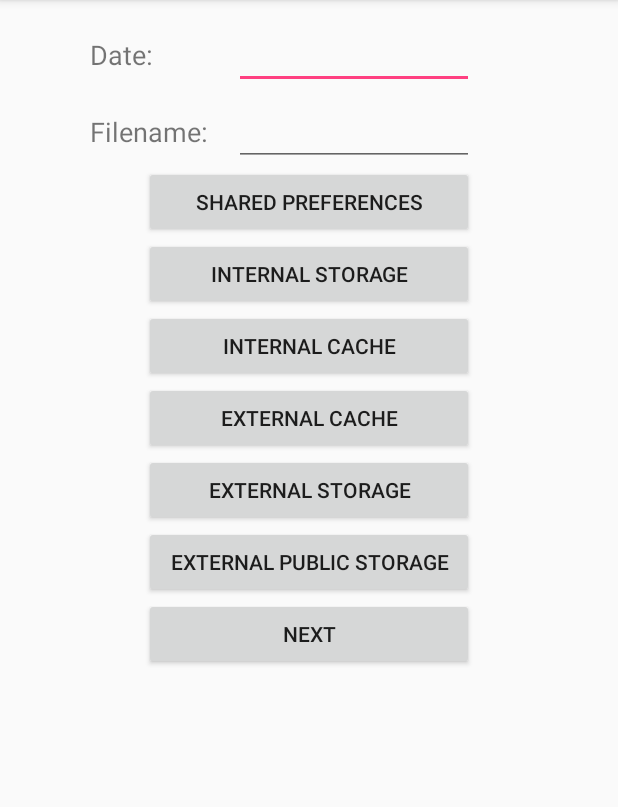
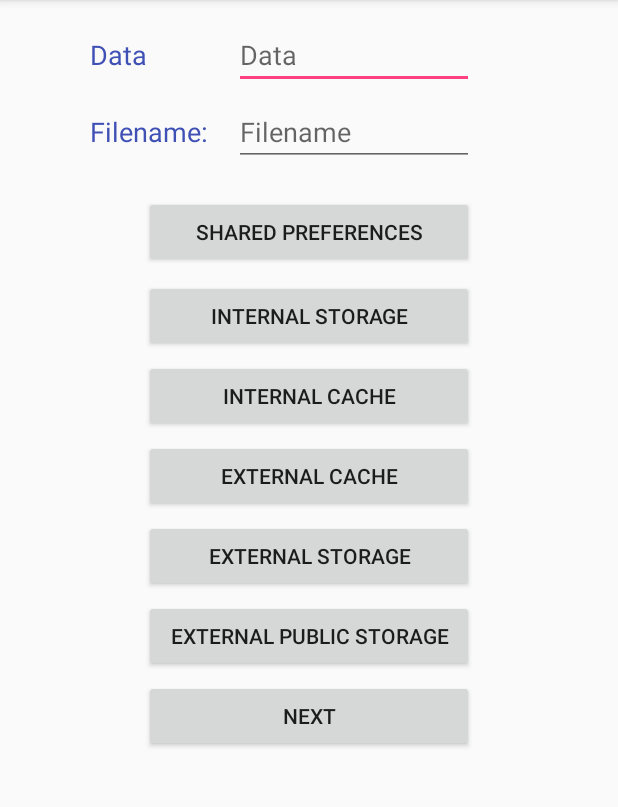
Before and after one commit to bascoleo/LabExer3, an Android app: the screen it shows after launch (MainActivity), on a phone screen of 412 x 824 dp, the part 84-891 px from its top. Run offline under Robolectric (Android 15) with nearby library versions, the phone set to English and light mode, and no system bars.

Commit message:
initial commit

```diff
--- a/app/src/main/AndroidManifest.xml
+++ b/app/src/main/AndroidManifest.xml
@@ -1,6 +1,7 @@
 <?xml version="1.0" encoding="utf-8"?>
 <manifest xmlns:android="http://schemas.android.com/apk/res/android"
     package="com.leobasco.labexer3">
+    <uses-permission android:name="android.permission.WRITE_EXTERNAL_STORAGE"/>
 
     <application
         android:allowBackup="true"
--- a/app/src/main/java/com/leobasco/labexer3/MainActivity.java
+++ b/app/src/main/java/com/leobasco/labexer3/MainActivity.java
@@ -19,7 +19,7 @@ import java.io.IOException;
 
 public class MainActivity extends AppCompatActivity {
 
-    EditText etData, et_Filename;
+    EditText et_Data, et_Filename;
     Button btn_Shared, btn_IS, btn_IC, btn_EC, btn_ES, btn_EPS, btn_Next;
     FileOutputStream fos;
 
@@ -29,15 +29,15 @@ public class MainActivity extends AppCompatActivity {
         super.onCreate(savedInstanceState);
         setContentView(R.layout.activity_main);
 
-        etData = (EditText) findViewById(R.id.etData);
-        et_Filename = (EditText) findViewById(R.id.etFilename);
-        btn_Shared = (Button) findViewById(R.id.btn_Shared);
-        btn_IS = (Button) findViewById(R.id.btn_IS);
-        btn_IC = (Button) findViewById(R.id.btn_IC);
-        btn_EC = (Button) findViewById(R.id.btn_EC);
-        btn_ES = (Button) findViewById(R.id.btn_ES);
-        btn_EPS = (Button) findViewById(R.id.btn_EPS);
-        btn_Next = (Button) findViewById(R.id.btn_Next);
+        et_Data = (EditText)findViewById(R.id.et_data);
+        et_Filename = (EditText)findViewById(R.id.et_filename);
+        btn_Shared = (Button)findViewById(R.id.btn_SP);
+        btn_IS = (Button)findViewById(R.id.btn_IS);
+        btn_IC = (Button)findViewById(R.id.btn_IC);
+        btn_EC = (Button)findViewById(R.id.btn_EC);
+        btn_ES = (Button)findViewById(R.id.btn_ES);
+        btn_EPS = (Button)findViewById(R.id.btn_EP);
+        btn_Next = (Button)findViewById(R.id.btn_Next);
     }
 
     public void next (View view) {
@@ -63,16 +63,16 @@ public class MainActivity extends AppCompatActivity {
         }
     }
 
-    public void sharedPref (View view) {
+    public void saveSharedPreference (View view) {
         SharedPreferences preferences = PreferenceManager.getDefaultSharedPreferences(getApplicationContext());
         SharedPreferences.Editor editor = preferences.edit();
-        editor.putString("data", etData.getText().toString());
+        editor.putString("data", et_Data.getText().toString());
         editor.commit();
-        Toast.makeText(this, "Preferences Saved!!", Toast.LENGTH_SHORT).show();
+        Toast.makeText(this, "Preferences Saved!", Toast.LENGTH_SHORT).show();
     }
 
-    public void internalStore (View view) {
-        String message = etData.getText().toString();
+    public void saveInternalStorage (View view) {
+        String message = et_Data.getText().toString();
         String filename = et_Filename.getText().toString();
         try {
             fos = openFileOutput(filename + ".txt", Context.MODE_PRIVATE);
@@ -91,38 +91,38 @@ public class MainActivity extends AppCompatActivity {
         Toast.makeText(this, "Storage saved!", Toast.LENGTH_SHORT).show();
     }
 
-    public void intCache(View view){
+    public void saveInternalCache(View view){
         String filename = et_Filename.getText().toString();
         File folder = getCacheDir();
         File file = new File(folder, filename + ".txt");
-        String message = etData.getText().toString();
+        String message = et_Data.getText().toString();
         writeData(file, message);
         Toast.makeText(this,"Successfully written to internal cache!", Toast.LENGTH_LONG).show();
     }
 
-    public void extCache (View view) {
+    public void saveExternalCache (View view) {
         String filename = et_Filename.getText().toString();
         File folder = getExternalCacheDir();
         File file = new File(folder, filename + ".txt");
-        String message = etData.getText().toString();
+        String message = et_Data.getText().toString();
         writeData(file, message);
         Toast.makeText(this, "Successfully written to external cache!", Toast.LENGTH_LONG).show();
     }
 
-    public void extStorage (View view) {
+    public void saveExternalStorage (View view) {
         String filename = et_Filename.getText().toString();
         File folder = getExternalFilesDir("Leo Basco");
         File file = new File(folder, filename + ".txt");
-        String message = etData.getText().toString();
+        String message = et_Data.getText().toString();
         writeData(file, message);
         Toast.makeText(this, "Successfully written to external storage!", Toast.LENGTH_LONG).show();
     }
 
-    public void extPublic (View view) {
+    public void saveExternalPublic (View view) {
         String filename = et_Filename.getText().toString();
         File folder = Environment.getExternalStoragePublicDirectory(Environment.DIRECTORY_DOWNLOADS);
         File file = new File (folder, filename + ".txt");
-        String message = etData.getText().toString();
+        String message = et_Data.getText().toString();
         writeData(file, message);
         Toast.makeText(this, "Successfully written to external public storage!", Toast.LENGTH_LONG).show();
     }
--- a/app/src/main/res/layout/activity_main.xml
+++ b/app/src/main/res/layout/activity_main.xml
@@ -7,120 +7,130 @@
     tools:context="com.leobasco.labexer3.MainActivity">
 
     <TextView
+        android:id="@+id/tvData"
         android:layout_width="wrap_content"
         android:layout_height="wrap_content"
-        android:text="Date:"
-        android:paddingLeft="60dp"
-        android:textSize="18sp"
-        android:id="@+id/textView"
-        android:layout_alignParentTop="true"
         android:layout_alignParentLeft="true"
         android:layout_alignParentStart="true"
-        android:layout_marginTop="24dp" />
+        android:layout_alignParentTop="true"
+        android:layout_marginTop="24dp"
+        android:paddingLeft="60dp"
+        android:text="Data"
+        android:textColor="@color/colorPrimary"
+        android:textSize="18sp" />
 
     <EditText
-        android:id="@+id/etData"
+        android:id="@+id/et_data"
         android:layout_width="160dp"
         android:layout_height="wrap_content"
-        android:layout_alignBaseline="@+id/textView"
-        android:layout_alignBottom="@+id/textView"
+        android:layout_alignBaseline="@+id/tvData"
+        android:layout_alignBottom="@+id/tvData"
         android:layout_marginLeft="17dp"
         android:layout_marginStart="17dp"
-        android:layout_toEndOf="@+id/textView2"
-        android:layout_toRightOf="@+id/textView2"
+        android:layout_toEndOf="@+id/tvFilename"
+        android:layout_toRightOf="@+id/tvFilename"
+        android:hint="Data"
         android:inputType="text"
         android:paddingTop="75dp" />
 
     <TextView
+        android:id="@+id/tvFilename"
         android:layout_width="wrap_content"
         android:layout_height="wrap_content"
+        android:layout_alignParentLeft="true"
+        android:layout_alignParentStart="true"
+        android:layout_alignParentTop="true"
+        android:paddingLeft="60dp"
+        android:paddingTop="75dp"
         android:text="Filename:"
-        android:paddingTop="75dp"
-        android:paddingLeft="60dp"
-        android:textSize="18sp"
-        android:id="@+id/textView2"
-        android:layout_alignBaseline="@+id/tvData"
-        android:layout_alignBottom="@+id/tvData"
-        android:layout_alignParentLeft="true"
-        android:layout_alignParentStart="true" />
+        android:textColor="@color/colorPrimary"
+        android:textSize="18sp" />
 
     <EditText
-        android:id="@+id/etFilename"
+        android:id="@+id/et_filename"
         android:layout_width="160dp"
+        android:inputType="text"
         android:layout_height="wrap_content"
-        android:layout_alignBaseline="@+id/textView2"
-        android:layout_alignBottom="@+id/textView2"
-        android:layout_alignLeft="@+id/etData"
-        android:layout_alignStart="@+id/etData"
-        android:inputType="text"
-        android:paddingTop="75dp" />
+        android:paddingTop="75dp"
+        android:hint="Filename"
+        android:layout_alignParentTop="true"
+        android:layout_alignLeft="@+id/et_data"
+        android:layout_alignStart="@+id/et_data" />
 
     <Button
-        android:id="@+id/btn_Shared"
+        android:id="@+id/btn_SP"
         android:layout_width="220dp"
         android:layout_height="wrap_content"
+        android:layout_alignLeft="@+id/btn_IS"
+        android:layout_alignStart="@+id/btn_IS"
+        android:layout_below="@+id/et_filename"
+        android:layout_marginTop="20dp"
+        android:onClick="saveSharedPreference"
         android:text="Shared Preferences"
-        android:onClick="sharedPref"
-        android:layout_below="@+id/etFilename"
-        android:layout_alignLeft="@+id/btn_IS"
-        android:layout_alignStart="@+id/btn_IS" />
+        android:textSize="14sp" />
 
     <Button
         android:id="@+id/btn_IS"
         android:layout_width="220dp"
         android:layout_height="wrap_content"
-        android:text="Internal Storage"
-        android:onClick="internalStore"
-        android:layout_below="@+id/btn_Shared"
-        android:layout_centerHorizontal="true" />
+        android:layout_below="@+id/btn_SP"
+        android:layout_centerHorizontal="true"
+        android:layout_marginTop="8dp"
+        android:onClick="saveInternalStorage"
+        android:text="Internal Storage" />
 
     <Button
         android:id="@+id/btn_IC"
         android:layout_width="220dp"
         android:layout_height="wrap_content"
-        android:text="Internal Cache"
-        android:onClick="intCache"
         android:layout_below="@+id/btn_IS"
-        android:layout_centerHorizontal="true" />
+        android:layout_centerHorizontal="true"
+        android:layout_marginTop="5dp"
+        android:onClick="saveInternalCache"
+        android:text="Internal Cache" />
 
     <Button
         android:id="@+id/btn_EC"
         android:layout_width="220dp"
         android:layout_height="wrap_content"
-        android:text="External Cache"
-        android:onClick="extCache"
+        android:layout_alignLeft="@+id/btn_IC"
+        android:layout_alignStart="@+id/btn_IC"
         android:layout_below="@+id/btn_IC"
-        android:layout_alignLeft="@+id/btn_IC"
-        android:layout_alignStart="@+id/btn_IC" />
+        android:layout_marginTop="5dp"
+        android:onClick="saveExternalCache"
+        android:text="External Cache" />
 
     <Button
         android:id="@+id/btn_ES"
         android:layout_width="220dp"
         android:layout_height="wrap_content"
-        android:text="External Storage"
-        android:onClick="extStorage"
+        android:layout_alignLeft="@+id/btn_EC"
+        android:layout_alignStart="@+id/btn_EC"
         android:layout_below="@+id/btn_EC"
-        android:layout_alignLeft="@+id/btn_EC"
-        android:layout_alignStart="@+id/btn_EC" />
+        android:layout_marginTop="5dp"
+        android:onClick="saveExternalStorage"
+        android:text="External Storage" />
 
     <Button
-        android:id="@+id/btn_EPS"
+        android:id="@+id/btn_EP"
         android:layout_width="220dp"
         android:layout_height="wrap_content"
-        android:text="External Public Storage"
-        android:onClick="extPublic"
+        android:layout_alignLeft="@+id/btn_ES"
+        android:layout_alignStart="@+id/btn_ES"
         android:layout_below="@+id/btn_ES"
-        android:layout_alignLeft="@+id/btn_ES"
-        android:layout_alignStart="@+id/btn_ES" />
+        android:layout_marginTop="5dp"
+        android:onClick="saveExternalPublic"
+        android:text="External Public Storage" />
 
     <Button
         android:id="@+id/btn_Next"
         android:layout_width="220dp"
         android:layout_height="wrap_content"
-        android:text="Next"
+        android:layout_alignLeft="@+id/btn_EP"
+        android:layout_alignStart="@+id/btn_EP"
+        android:layout_below="@+id/btn_EP"
+        android:layout_marginTop="5dp"
         android:onClick="next"
-        android:layout_below="@+id/btn_EPS"
-        android:layout_alignLeft="@+id/btn_EPS"
-        android:layout_alignStart="@+id/btn_EPS" />
+        android:text="Next" />
 
 </RelativeLayout>
```
Also changed, not shown: app/src/main/java/com/leobasco/labexer3/Main2Activity.java (+23 -23 lines), app/src/main/res/layout/activity_main2.xml (+39 -33 lines).
